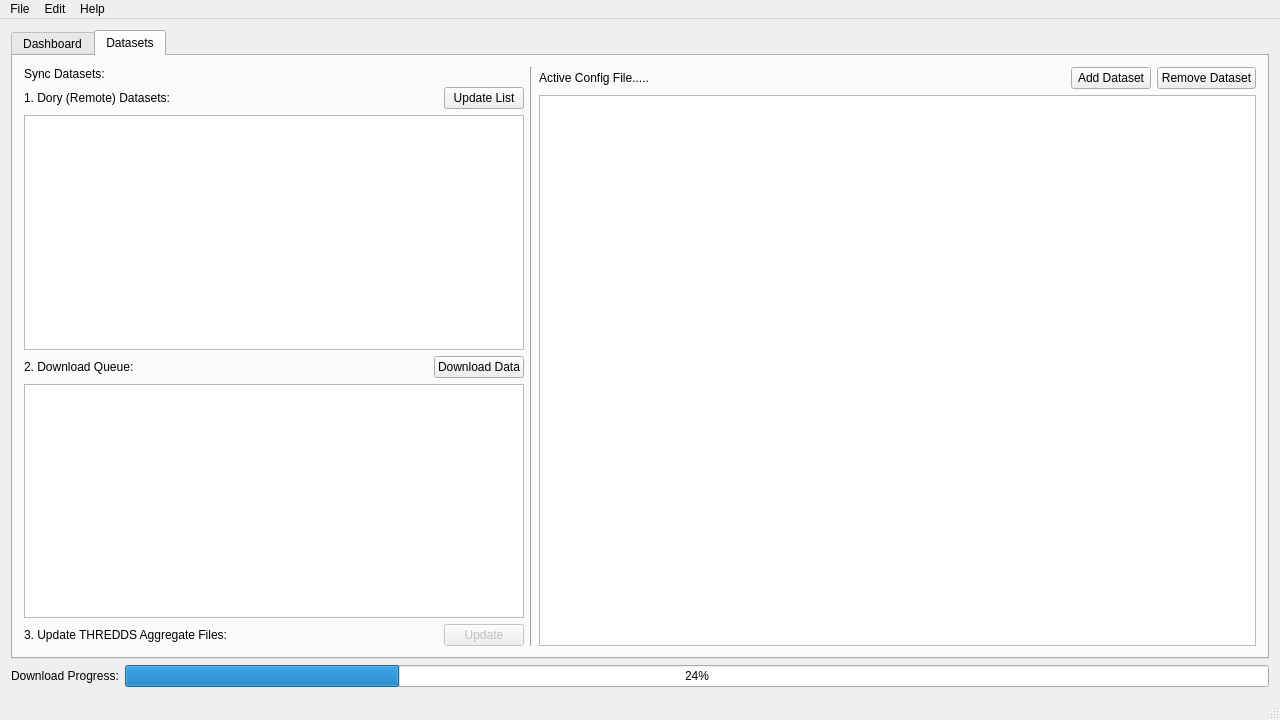
DFO-Ocean-Navigator/Navigator2Go, file Config_Tool/mainwindow.ui: the form before one commit.
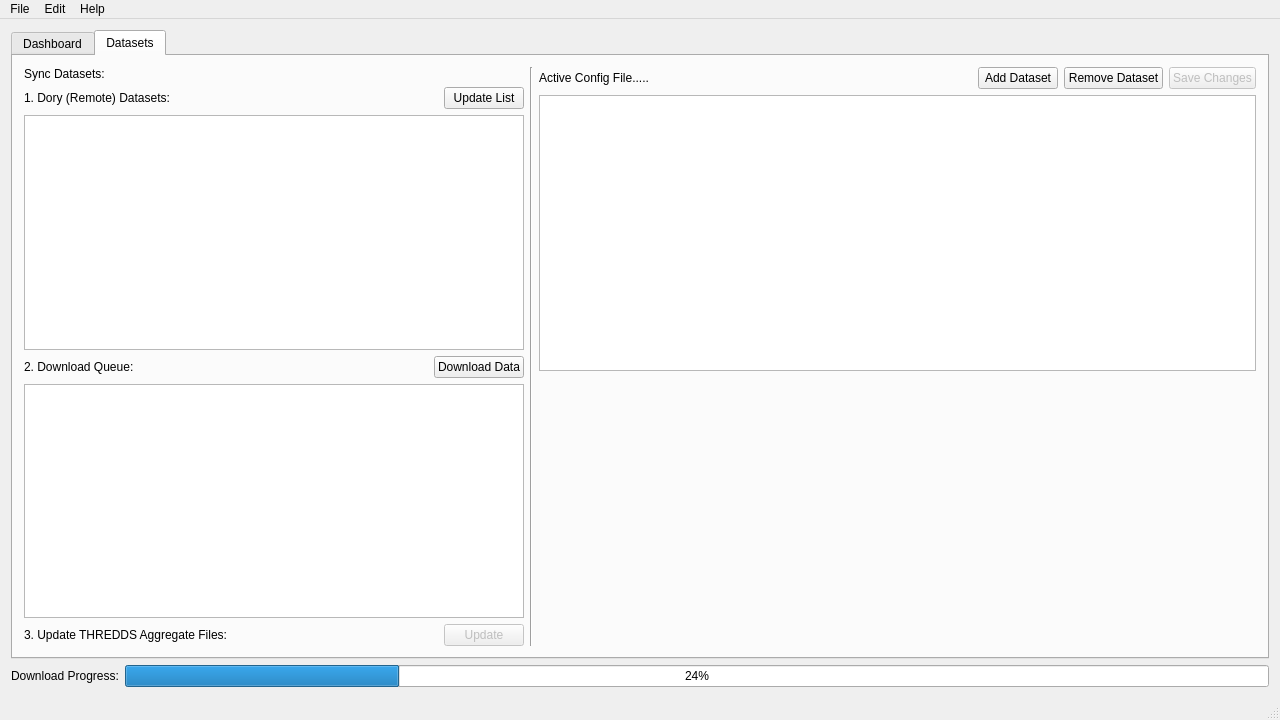
The form after the commit. Icons and pictures are not drawn.

Commit message: Rejigged saving of config files.

Diff of the .ui file:
```diff
--- a/Config_Tool/mainwindow.ui
+++ b/Config_Tool/mainwindow.ui
@@ -464,6 +464,20 @@
               </property>
              </widget>
             </item>
+            <item>
+             <widget class="QPushButton" name="pushButtonSaveConfigFile">
+              <property name="enabled">
+               <bool>false</bool>
+              </property>
+              <property name="text">
+               <string>Save Changes</string>
+              </property>
+              <property name="icon">
+               <iconset resource="resources.qrc">
+                <normaloff>:/icons/icons/save.png</normaloff>:/icons/icons/save.png</iconset>
+              </property>
+             </widget>
+            </item>
            </layout>
           </item>
           <item>
@@ -493,6 +507,19 @@
             </property>
            </widget>
           </item>
+          <item>
+           <spacer name="verticalSpacer_3">
+            <property name="orientation">
+             <enum>Qt::Vertical</enum>
+            </property>
+            <property name="sizeHint" stdset="0">
+             <size>
+              <width>20</width>
+              <height>40</height>
+             </size>
+            </property>
+           </spacer>
+          </item>
          </layout>
         </item>
        </layout>
```
Left out of the diff: 17 changed lines with no effect on the pictures. The commit also changes 2 other files.
